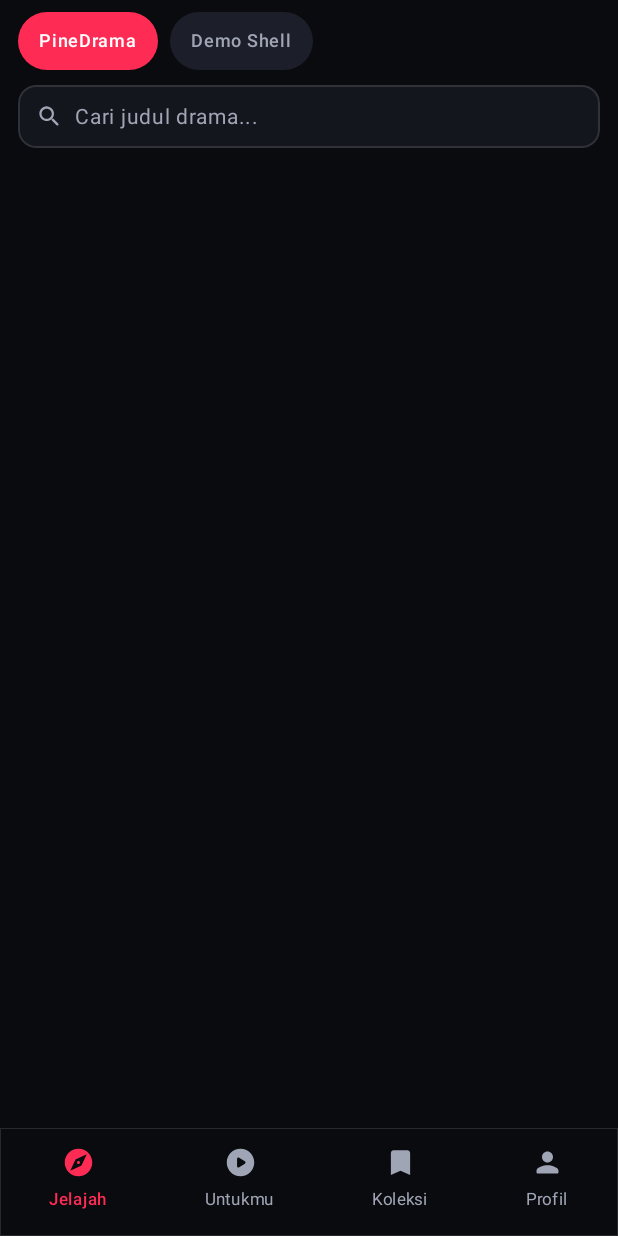
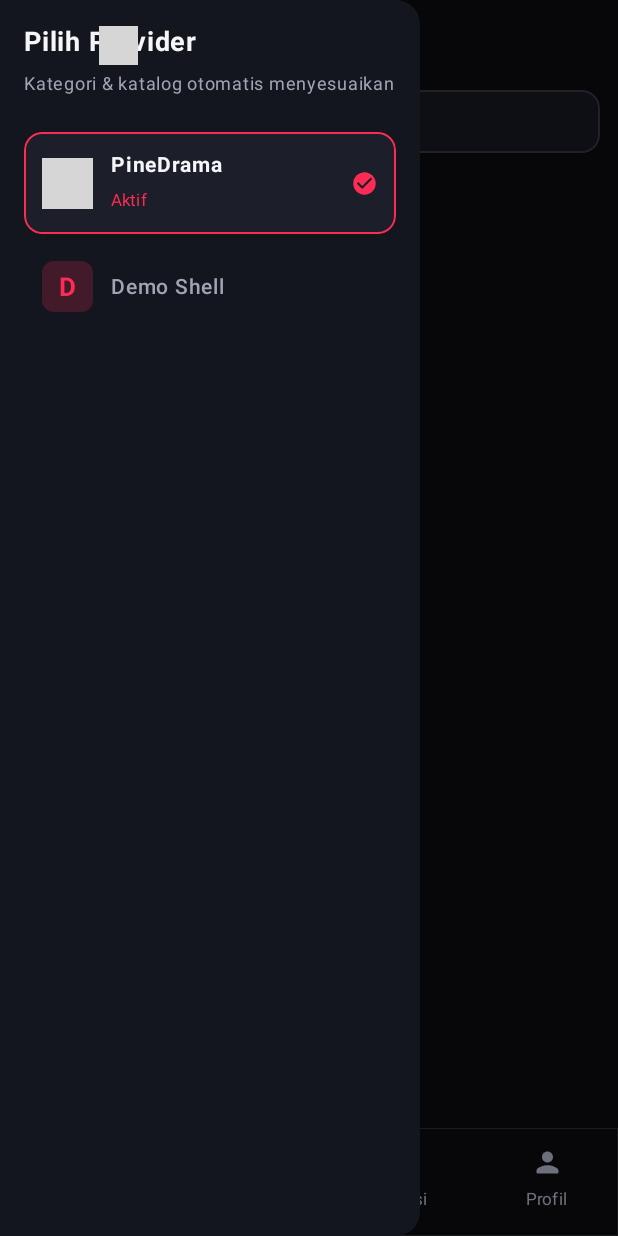
Before and after one commit to Celosz-fle7/LIVE, an Android app built with Jetpack Compose: the screen it shows after launch (MainActivity), after a tap on "PineDrama", on a phone screen of 412 x 824 dp. Run offline under Robolectric (Android 15) with nearby library versions, the phone set to English and light mode, and no system bars; network calls fail; pictures from the network do not load; grey boxes are pictures that could not be loaded.

Commit message:
feat(ui): add hamburger provider drawer with internet logos (v0.3.0)

```diff
--- a/app/build.gradle.kts
+++ b/app/build.gradle.kts
@@ -11,8 +11,8 @@ android {
         applicationId = "com.liveStream.app"
         minSdk = 24
         targetSdk = 34
-        versionCode = 2
-        versionName = "0.2.0"
+        versionCode = 3
+        versionName = "0.3.0"
 
         ndk {
             abiFilters += listOf("armeabi-v7a", "arm64-v8a")
--- a/app/src/main/java/com/liveStream/app/provider/pinedrama/PineDramaProvider.kt
+++ b/app/src/main/java/com/liveStream/app/provider/pinedrama/PineDramaProvider.kt
@@ -26,6 +26,8 @@ import java.util.concurrent.TimeUnit
 class PineDramaProvider : DramaProvider {
     override val id: String = "pinedrama"
     override val displayName: String = "PineDrama"
+    override val iconUrl: String =
+        "https://play-lh.googleusercontent.com/pfc2SBr-JiF9y5d47tVq2hreXASR0MOZV2SA0CHk0GGyPpmf2e47GtkOJi3_pL9PDYVh1dG6vxqRFzpBOHzN=w240-h480"
 
     private val client = OkHttpClient.Builder()
         .connectTimeout(15, TimeUnit.SECONDS)
--- a/app/src/main/java/com/liveStream/app/ui/main/MainMvi.kt
+++ b/app/src/main/java/com/liveStream/app/ui/main/MainMvi.kt
@@ -23,7 +23,8 @@ enum class BottomNavTab(val label: String) {
 
 data class ProviderSummary(
     val id: String,
-    val displayName: String
+    val displayName: String,
+    val iconUrl: String = ""
 )
 
 data class MainUiState(
@@ -66,7 +67,7 @@ class MainViewModel : ViewModel() {
 
     init {
         val all = ProviderRegistry.all()
-        val summaries = all.map { ProviderSummary(it.id, it.displayName) }
+        val summaries = all.map { ProviderSummary(it.id, it.displayName, it.iconUrl) }
         val firstId = summaries.firstOrNull()?.id.orEmpty()
         _uiState.update { it.copy(providers = summaries, activeProviderId = firstId) }
         if (firstId.isNotEmpty()) {
--- a/app/src/main/java/com/liveStream/app/ui/main/MainScreen.kt
+++ b/app/src/main/java/com/liveStream/app/ui/main/MainScreen.kt
@@ -35,8 +35,10 @@ import androidx.compose.foundation.text.KeyboardActions
 import androidx.compose.foundation.text.KeyboardOptions
 import androidx.compose.material.icons.Icons
 import androidx.compose.material.icons.rounded.Bookmark
+import androidx.compose.material.icons.rounded.CheckCircle
 import androidx.compose.material.icons.rounded.Explore
 import androidx.compose.material.icons.rounded.FilterList
+import androidx.compose.material.icons.rounded.Menu
 import androidx.compose.material.icons.rounded.Person
 import androidx.compose.material.icons.rounded.PlayArrow
 import androidx.compose.material.icons.rounded.PlayCircle
@@ -45,16 +47,20 @@ import androidx.compose.material3.AlertDialog
 import androidx.compose.material3.Button
 import androidx.compose.material3.ButtonDefaults
 import androidx.compose.material3.CircularProgressIndicator
+import androidx.compose.material3.DrawerValue
 import androidx.compose.material3.ExperimentalMaterial3Api
 import androidx.compose.material3.FilterChip
 import androidx.compose.material3.Icon
 import androidx.compose.material3.IconButton
 import androidx.compose.material3.LinearProgressIndicator
 import androidx.compose.material3.ModalBottomSheet
+import androidx.compose.material3.ModalDrawerSheet
+import androidx.compose.material3.ModalNavigationDrawer
 import androidx.compose.material3.OutlinedButton
 import androidx.compose.material3.Scaffold
 import androidx.compose.material3.Text
 import androidx.compose.material3.TextButton
+import androidx.compose.material3.rememberDrawerState
 import androidx.compose.runtime.Composable
 import androidx.compose.runtime.LaunchedEffect
 import androidx.compose.runtime.collectAsState
@@ -62,6 +68,7 @@ import androidx.compose.runtime.getValue
 import androidx.compose.runtime.mutableIntStateOf
 import androidx.compose.runtime.mutableStateOf
 import androidx.compose.runtime.remember
+import androidx.compose.runtime.rememberCoroutineScope
 import androidx.compose.runtime.setValue
 import androidx.compose.ui.Alignment
 import androidx.compose.ui.Modifier
@@ -93,6 +100,7 @@ import com.liveStream.app.ui.theme.TextPrimary
 import com.liveStream.app.ui.theme.TextSecondary
 import com.liveStream.contract.FilterSelection
 import com.liveStream.contract.MediaItem
+import kotlinx.coroutines.launch
 
 @Composable
 fun MainScreen(
@@ -101,6 +109,8 @@ fun MainScreen(
 ) {
     val state by viewModel.uiState.collectAsState()
     val context = LocalContext.current
+    val drawerState = rememberDrawerState(DrawerValue.Closed)
+    val scope = rememberCoroutineScope()
     var updateInfo by remember { mutableStateOf<UpdateInfo?>(null) }
     var downloadProgress by remember { mutableIntStateOf(-1) }
     var updateStatusText by remember { mutableStateOf("") }
@@ -111,6 +121,60 @@ fun MainScreen(
         }
     }
 
+    ModalNavigationDrawer(
+        drawerState = drawerState,
+        drawerContent = {
+            ModalDrawerSheet(
+                drawerContainerColor = SurfaceCard,
+                modifier = Modifier.width(280.dp)
+            ) {
+                Column(modifier = Modifier.fillMaxSize().statusBarsPadding().padding(16.dp)) {
+                    Text("Pilih Provider", color = TextPrimary, fontSize = 18.sp, fontWeight = FontWeight.Bold)
+                    Spacer(Modifier.height(4.dp))
+                    Text("Kategori & katalog otomatis menyesuaikan", color = TextSecondary, fontSize = 12.sp)
+                    Spacer(Modifier.height(16.dp))
+                    state.providers.forEach { p ->
+                        val active = p.id == state.activeProviderId
+                        Row(
+                            verticalAlignment = Alignment.CenterVertically,
+                            modifier = Modifier
+                                .fillMaxWidth()
+                                .padding(vertical = 4.dp)
+                                .clip(RoundedCornerShape(12.dp))
+                                .background(if (active) SurfaceElevated else Color.Transparent)
+                                .border(
+                                    width = if (active) 1.dp else 0.dp,
+                                    color = if (active) AccentRed else Color.Transparent,
+                                    shape = RoundedCornerShape(12.dp)
+                                )
+                                .clickable {
+                                    viewModel.onIntent(MainIntent.SelectProvider(p.id))
+                                    scope.launch { drawerState.close() }
+                                }
+                                .padding(horizontal = 12.dp, vertical = 10.dp)
+                        ) {
+                            ProviderLogo(iconUrl = p.iconUrl, name = p.displayName, sizeDp = 34)
+                            Spacer(Modifier.width(12.dp))
+                            Column(modifier = Modifier.weight(1f)) {
+                                Text(
+                                    text = p.displayName,
+                                    color = if (active) TextPrimary else TextSecondary,
+                                    fontSize = 14.sp,
+                                    fontWeight = if (active) FontWeight.Bold else FontWeight.Medium
+                                )
+                                if (active) {
+                                    Text("Aktif", color = AccentRed, fontSize = 11.sp)
+                                }
+                            }
+                            if (active) {
+                                Icon(Icons.Rounded.CheckCircle, contentDescription = null, tint = AccentRed, modifier = Modifier.size(18.dp))
+                            }
+                        }
+                    }
+                }
+            }
+        }
+    ) {
         Scaffold(
             containerColor = BgDark,
             bottomBar = {
@@ -127,7 +191,12 @@ fun MainScreen(
             ) {
                 Crossfade(targetState = state.bottomTab, label = "MainTab") { tab ->
                     when (tab) {
-                    BottomNavTab.DISCOVER -> DiscoverPage(state, viewModel::onIntent, onOpenPlayer)
+                        BottomNavTab.DISCOVER -> DiscoverPage(
+                            state = state,
+                            onIntent = viewModel::onIntent,
+                            onOpenDrawer = { scope.launch { drawerState.open() } },
+                            onOpenPlayer = onOpenPlayer
+                        )
                         BottomNavTab.FOR_YOU -> ForYouPagerPage(state.items, onOpenPlayer)
                         BottomNavTab.MY_LIST -> FavoritesPage(state.favorites, onOpenPlayer)
                         BottomNavTab.PROFILE -> ProfilePage(
@@ -145,6 +214,7 @@ fun MainScreen(
                                 }
                             }
                         )
+                    }
                 }
             }
         }
@@ -260,40 +330,80 @@ private fun DockedBottomBar(
 }
 
 @Composable
+private fun ProviderLogo(iconUrl: String, name: String, sizeDp: Int) {
+    if (iconUrl.isNotBlank()) {
+        AsyncImage(
+            model = iconUrl,
+            contentDescription = name,
+            contentScale = ContentScale.Crop,
+            modifier = Modifier
+                .size(sizeDp.dp)
+                .clip(RoundedCornerShape(8.dp))
+                .background(SurfaceElevated)
+        )
+    } else {
+        Box(
+            contentAlignment = Alignment.Center,
+            modifier = Modifier
+                .size(sizeDp.dp)
+                .clip(RoundedCornerShape(8.dp))
+                .background(AccentRed.copy(alpha = 0.2f))
+        ) {
+            Text(
+                text = name.take(1).uppercase(),
+                color = AccentRed,
+                fontWeight = FontWeight.Bold,
+                fontSize = (sizeDp / 2).sp
+            )
+        }
+    }
+}
+
+@Composable
 private fun DiscoverPage(
     state: MainUiState,
     onIntent: (MainIntent) -> Unit,
+    onOpenDrawer: () -> Unit,
     onOpenPlayer: (MediaItem) -> Unit
 ) {
+    val activeProvider = state.providers.firstOrNull { it.id == state.activeProviderId }
+
     Column(
         modifier = Modifier
             .fillMaxSize()
             .statusBarsPadding()
             .padding(horizontal = 12.dp)
     ) {
-        Spacer(Modifier.height(8.dp))
-        // Bar pemilih Provider
-        LazyRow(horizontalArrangement = Arrangement.spacedBy(8.dp)) {
-            items(state.providers, key = { it.id }) { p ->
-                val active = p.id == state.activeProviderId
-                Box(
+        Spacer(Modifier.height(6.dp))
+        // Header: Tombol Garis Tiga + Logo & Nama Provider Aktif
+        Row(
+            verticalAlignment = Alignment.CenterVertically,
+            modifier = Modifier.fillMaxWidth()
+        ) {
+            IconButton(onClick = onOpenDrawer) {
+                Icon(Icons.Rounded.Menu, contentDescription = "Menu Provider", tint = TextPrimary)
+            }
+            if (activeProvider != null) {
+                Row(
+                    verticalAlignment = Alignment.CenterVertically,
                     modifier = Modifier
-                        .clip(RoundedCornerShape(20.dp))
-                        .background(if (active) AccentRed else SurfaceElevated)
-                        .clickable { onIntent(MainIntent.SelectProvider(p.id)) }
-                        .padding(horizontal = 14.dp, vertical = 7.dp)
+                        .clip(RoundedCornerShape(10.dp))
+                        .clickable { onOpenDrawer() }
+                        .padding(horizontal = 6.dp, vertical = 4.dp)
                 ) {
+                    ProviderLogo(iconUrl = activeProvider.iconUrl, name = activeProvider.displayName, sizeDp = 26)
+                    Spacer(Modifier.width(8.dp))
                     Text(
-                        text = p.displayName,
-                        color = if (active) Color.White else TextSecondary,
-                        fontSize = 12.sp,
-                        fontWeight = FontWeight.SemiBold
+                        text = activeProvider.displayName,
+                        color = TextPrimary,
+                        fontSize = 16.sp,
+                        fontWeight = FontWeight.Bold
                     )
                 }
             }
         }
 
-        Spacer(Modifier.height(10.dp))
+        Spacer(Modifier.height(6.dp))
 
         // Search bar + Tombol Filter Bertingkat
         Row(
--- a/core-contract/src/main/kotlin/com/liveStream/contract/DramaContract.kt
+++ b/core-contract/src/main/kotlin/com/liveStream/contract/DramaContract.kt
@@ -83,6 +83,7 @@ data class PlaybackSource(
 interface DramaProvider {
     val id: String
     val displayName: String
+    val iconUrl: String get() = ""
 
     suspend fun getTabs(): List<TabSpec>
     suspend fun getFeed(tabId: String, cursor: String = ""): FeedPage
```
Lines whose indentation alone changed are shown as unchanged.
